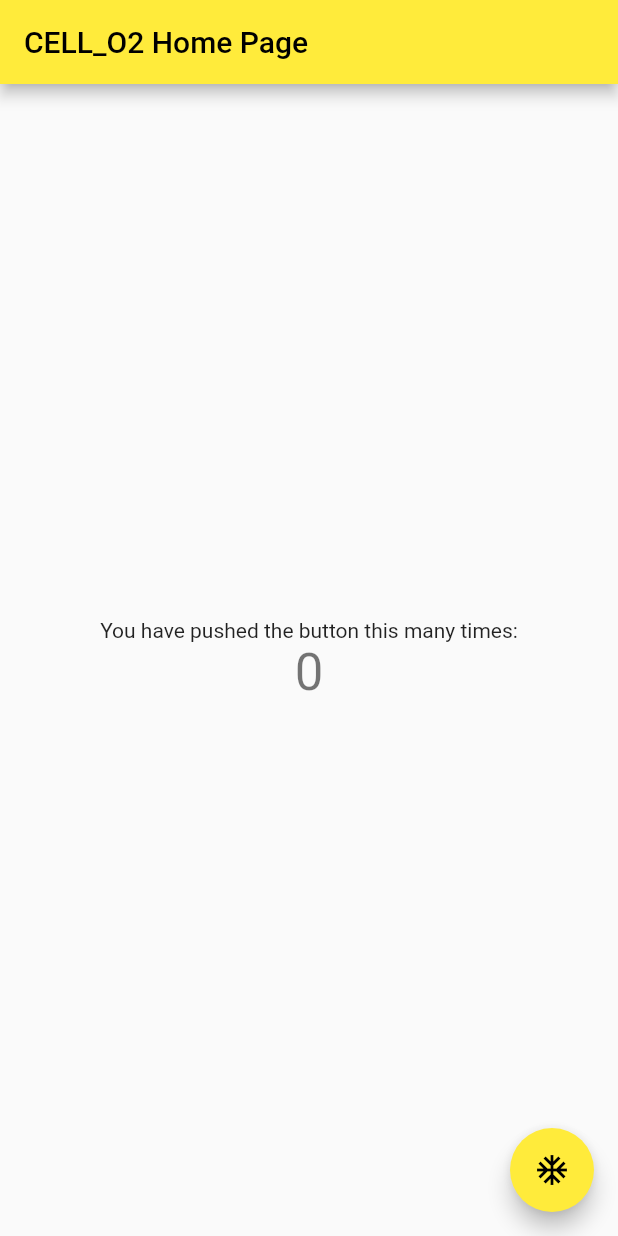
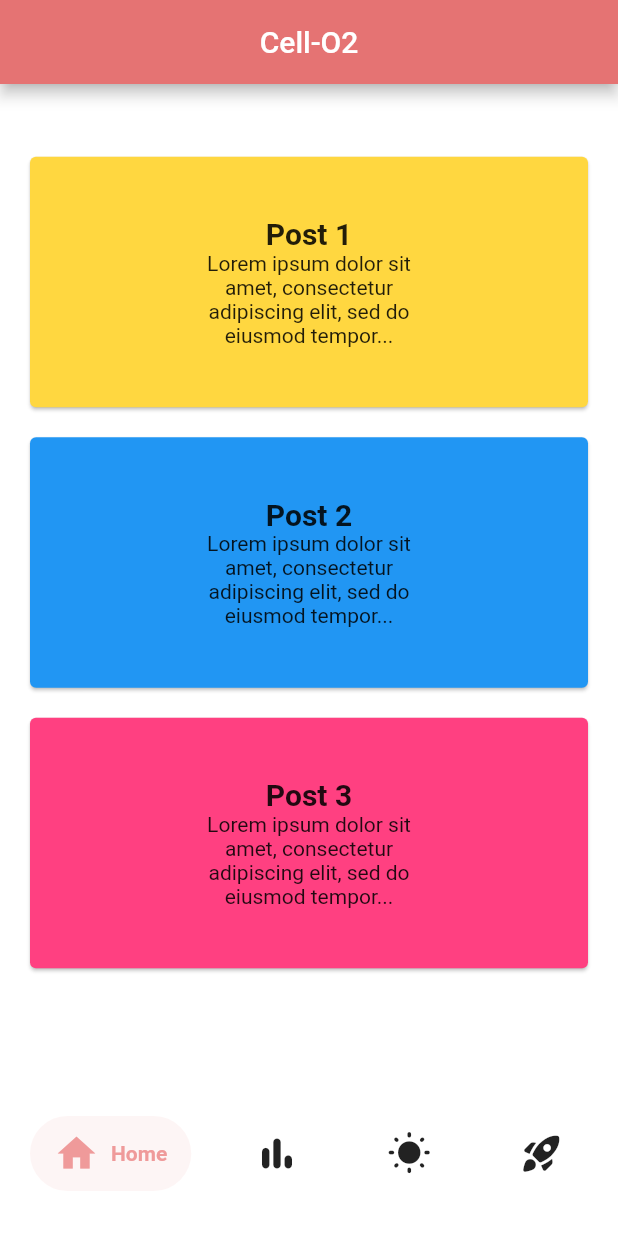
Before and after one commit to Lucria/flutter-mobile-app, a Flutter app: the screen it shows after launch, on a phone screen of 412 x 824 dp. Run offline on Flutter 3.47's test engine with Material 2 defaults, Android fonts, the phone set to English and light mode, and no system bars; drawn by our look-alikes of salomon_bottom_bar; our stand-ins replace auto_route.

Commit message:
feat: added pages implemented by others

```diff
--- /dev/null
+++ b/lib/data/app_data.dart
@@ -0,0 +1,26 @@
+import 'package:flutter/material.dart';
+
+class Post {
+  static final posts = [
+    Post(Colors.amberAccent, 'Post 1', 1),
+    Post(Colors.blue, 'Post 2', 2),
+    Post(Colors.pinkAccent, 'Post 3', 3),
+  ];
+  final Color color;
+  final String title;
+  final int id;
+
+  Post(this.color, this.title, this.id);
+}
+
+class User {
+  static final users = [
+    User(Colors.amberAccent, 1),
+    User(Colors.blue, 2),
+    User(Colors.pinkAccent, 3),
+  ];
+  final Color color;
+  final int id;
+
+  User(this.color, this.id);
+}
--- /dev/null
+++ b/lib/home_page.dart
@@ -0,0 +1,71 @@
+import 'package:auto_route/auto_route.dart';
+import 'package:flutter/material.dart';
+import 'package:flutter_mobile_app/routes/router.gr.dart';
+import 'package:salomon_bottom_bar/salomon_bottom_bar.dart';
+
+class HomePage extends StatelessWidget {
+  const HomePage({Key? key}) : super(key: key);
+
+  @override
+  Widget build(BuildContext context) {
+    return AutoTabsScaffold(
+      appBarBuilder: (_, tabsRouter) => AppBar(
+        backgroundColor: Colors.red[300],
+        title: const Text('Cell-O2'),
+        centerTitle: true,
+        leading: const AutoLeadingButton(),
+      ),
+      backgroundColor: Colors.white,
+      routes: const [
+        PostsRouter(),
+        UsersRouter(),
+        ReliefRouter(),
+        SettingsRouter(),
+      ],
+      bottomNavigationBuilder: (_, tabsRouter) {
+        return SalomonBottomBar(
+          margin: const EdgeInsets.symmetric(
+            horizontal: 20,
+            vertical: 30,
+          ),
+          currentIndex: tabsRouter.activeIndex,
+          onTap: tabsRouter.setActiveIndex,
+          items: [
+            SalomonBottomBarItem(
+              selectedColor: Colors.red[200],
+              icon: const Icon(
+                Icons.home,
+                size: 30,
+              ),
+              title: const Text('Home'),
+            ),
+            SalomonBottomBarItem(
+              selectedColor: Colors.red[200],
+              icon: const Icon(
+                Icons.bar_chart_rounded,
+                size: 30,
+              ),
+              title: const Text('Activity'),
+            ),
+            SalomonBottomBarItem(
+              selectedColor: Colors.red[200],
+              icon: const Icon(
+                Icons.wb_sunny_rounded,
+                size: 30,
+              ),
+              title: const Text('Relief'),
+            ),
+            SalomonBottomBarItem(
+              selectedColor: Colors.red[200],
+              icon: const Icon(
+                Icons.rocket_launch_rounded,
+                size: 30,
+              ),
+              title: const Text('Game'),
+            ),
+          ],
+        );
+      },
+    );
+  }
+}
--- a/lib/main.dart
+++ b/lib/main.dart
@@ -1,82 +1,20 @@
 import 'package:flutter/material.dart';
+import 'package:flutter_mobile_app/routes/router.gr.dart';
 
-void main() {
-  runApp(const MyApp());
-}
+void main() => runApp(AppWidget());
 
-class MyApp extends StatelessWidget {
-  const MyApp({Key? key}) : super(key: key);
+class AppWidget extends StatelessWidget {
+  AppWidget({Key? key}) : super(key: key);
 
-  // This widget is the root of your application.
+  final _appRouter = AppRouter();
+
   @override
   Widget build(BuildContext context) {
-    return MaterialApp(
-      title: 'CELL-O2',
-      theme: ThemeData(
-        primarySwatch: Colors.yellow,
-      ),
-      home: const MyHomePage(title: 'CELL_O2 Home Page'),
+    return MaterialApp.router(
+      debugShowCheckedModeBanner: false,
+      title: 'Bottom Nav Bar with Nested Routing',
+      routerDelegate: _appRouter.delegate(),
+      routeInformationParser: _appRouter.defaultRouteParser(),
     );
   }
 }
-
-class MyHomePage extends StatefulWidget {
-  const MyHomePage({Key? key, required this.title}) : super(key: key);
-
-  final String title;
-
-  @override
-  State<MyHomePage> createState() => _MyHomePageState();
-}
-
-class _MyHomePageState extends State<MyHomePage> {
-  int _counter = 0;
-
-  void _incrementCounter() {
-    setState(() {
-      _counter++;
-    });
-  }
-
-  @override
-  Widget build(BuildContext context) {
-    return Scaffold(
-      appBar: AppBar(
-        title: Text(widget.title),
-      ),
-      body: Center(
-        child: Column(
-          // Column is also a layout widget. It takes a list of children and
-          // arranges them vertically. By default, it sizes itself to fit its
-          // children horizontally, and tries to be as tall as its parent.
-          //
-          // Invoke "debug painting" (press "p" in the console, choose the
-          // "Toggle Debug Paint" action from the Flutter Inspector in Android
-          // Studio, or the "Toggle Debug Paint" command in Visual Studio Code)
-          // to see the wireframe for each widget.
-          //
-          // Column has various properties to control how it sizes itself and
-          // how it positions its children. Here we use mainAxisAlignment to
-          // center the children vertically; the main axis here is the vertical
-          // axis because Columns are vertical (the cross axis would be
-          // horizontal).
-          mainAxisAlignment: MainAxisAlignment.center,
-          children: <Widget>[
-            const Text(
-              'You have pushed the button this many times:',
-            ),
-            Text(
-              '$_counter',
-              style: Theme.of(context).textTheme.headline4,
-            ),
-          ],
-        ),
-      ),
-      floatingActionButton: FloatingActionButton(
-        onPressed: _incrementCounter,
-        tooltip: 'Increment',
-        child: const Icon(Icons.ac_unit_sharp),
-      ),
-    );
-  }
-}
--- /dev/null
+++ b/lib/posts/posts_page.dart
@@ -0,0 +1,35 @@
+import 'package:flutter/material.dart';
+import 'package:auto_route/auto_route.dart';
+import 'package:flutter_mobile_app/data/app_data.dart';
+import 'package:flutter_mobile_app/routes/router.gr.dart';
+import 'package:flutter_mobile_app/widgets.dart';
+
+class PostsPage extends StatelessWidget {
+  PostsPage({Key? key}) : super(key: key);
+  final posts = Post.posts;
+  @override
+  Widget build(BuildContext context) {
+    return Center(
+      child: Padding(
+        padding: const EdgeInsets.symmetric(
+          horizontal: 20,
+        ),
+        child: Column(
+          mainAxisAlignment: MainAxisAlignment.center,
+          children: [
+            for (int i = 0; i < posts.length; i++)
+              PostTile(
+                tileColor: posts[i].color,
+                postTitle: posts[i].title,
+                onTileTap: () => context.router.push(
+                  SinglePostRoute(
+                    postId: posts[i].id,
+                  ),
+                ),
+              ),
+          ],
+        ),
+      ),
+    );
+  }
+}
--- /dev/null
+++ b/lib/widgets.dart
@@ -0,0 +1,90 @@
+import 'package:flutter/material.dart';
+
+class PostTile extends StatelessWidget {
+  final Color tileColor;
+  final String postTitle;
+  final void Function() onTileTap;
+
+  const PostTile({
+    Key? key,
+    required this.tileColor,
+    required this.postTitle,
+    required this.onTileTap,
+  }) : super(key: key);
+
+  @override
+  Widget build(BuildContext context) {
+    return GestureDetector(
+      onTap: onTileTap,
+      child: Card(
+        margin: const EdgeInsets.only(bottom: 20),
+        color: tileColor,
+        child: Padding(
+          padding: const EdgeInsets.symmetric(
+            horizontal: 100,
+            vertical: 40,
+          ),
+          child: Column(
+            children: [
+              Text(
+                postTitle,
+                style: const TextStyle(
+                  fontSize: 20,
+                  fontWeight: FontWeight.bold,
+                ),
+              ),
+              const Text(
+                'Lorem ipsum dolor sit amet, consectetur adipiscing elit, sed do eiusmod tempor...',
+                textAlign: TextAlign.center,
+              ),
+            ],
+          ),
+        ),
+      ),
+    );
+  }
+}
+
+class UserAvatar extends StatelessWidget {
+  final Color avatarColor;
+  final String username;
+  final void Function()? onAvatarTap;
+  const UserAvatar({
+    Key? key,
+    required this.avatarColor,
+    required this.username,
+    this.onAvatarTap,
+  }) : super(key: key);
+
+  @override
+  Widget build(BuildContext context) {
+    return Padding(
+      padding: const EdgeInsets.only(bottom: 20.0),
+      child: GestureDetector(
+        onTap: onAvatarTap,
+        child: Column(
+          children: [
+            CircleAvatar(
+              backgroundColor: avatarColor,
+              radius: 65,
+              child: const Icon(
+                Icons.person,
+                size: 65,
+                color: Colors.black,
+              ),
+            ),
+            const SizedBox(height: 10),
+            Text(
+              username,
+              style: const TextStyle(
+                fontSize: 14,
+                fontWeight: FontWeight.bold,
+              ),
+              textAlign: TextAlign.center,
+            ),
+          ],
+        ),
+      ),
+    );
+  }
+}
```
Also changed, not shown: lib/posts/single_post_page.dart (added, +40 -0 lines), lib/relief/relief_page.dart (added, +60 -0 lines), lib/routes/router.dart (added, +58 -0 lines), lib/settings/settings_page.dart (added, +42 -0 lines), lib/users/user_profile_page.dart (added, +31 -0 lines), lib/users/users_page.dart (added, +31 -0 lines), pubspec.yaml (+9 -69 lines), assets/IMG_2655.GIF (added), lib/routes/router.gr.dart (added), pubspec.lock, 46 other files.
